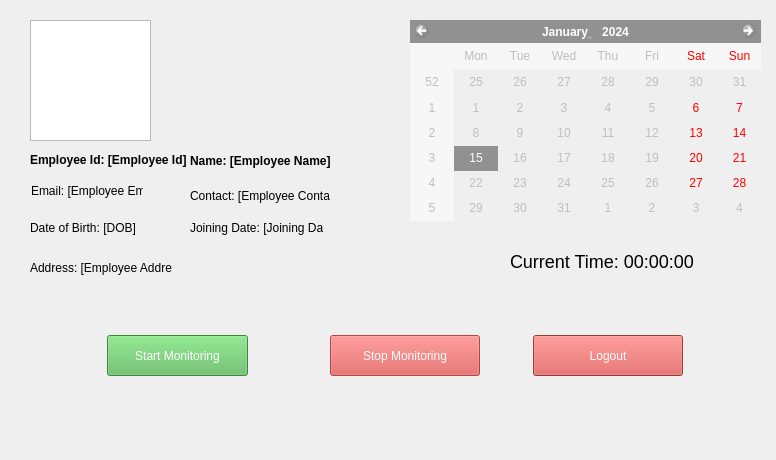
Old version of the form ui/main_window.ui in the repository pornessianparapio/act_app.
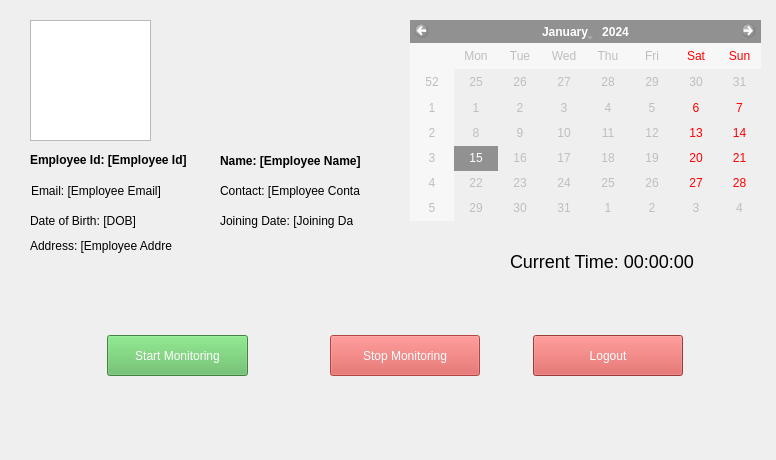
New version of the form.

```diff
--- a/ui/main_window.ui
+++ b/ui/main_window.ui
@@ -126,7 +126,7 @@
    <widget class="QLabel" name="name_label">
     <property name="geometry">
      <rect>
-      <x>190</x>
+      <x>220</x>
       <y>150</y>
       <width>171</width>
       <height>21</height>
@@ -169,7 +169,7 @@
      <rect>
       <x>31</x>
       <y>183</y>
-      <width>112</width>
+      <width>141</width>
       <height>16</height>
      </rect>
     </property>
@@ -180,8 +180,8 @@
    <widget class="QLabel" name="contact_label">
     <property name="geometry">
      <rect>
-      <x>190</x>
-      <y>185</y>
+      <x>220</x>
+      <y>180</y>
       <width>140</width>
       <height>21</height>
      </rect>
@@ -194,9 +194,9 @@
     <property name="geometry">
      <rect>
       <x>30</x>
-      <y>260</y>
+      <y>225</y>
       <width>142</width>
-      <height>16</height>
+      <height>41</height>
      </rect>
     </property>
     <property name="text">
@@ -206,10 +206,10 @@
    <widget class="QLabel" name="joining_date_label">
     <property name="geometry">
      <rect>
-      <x>190</x>
-      <y>220</y>
+      <x>220</x>
+      <y>205</y>
       <width>133</width>
-      <height>16</height>
+      <height>31</height>
      </rect>
     </property>
     <property name="text">
@@ -220,9 +220,9 @@
     <property name="geometry">
      <rect>
       <x>30</x>
-      <y>220</y>
+      <y>205</y>
       <width>141</width>
-      <height>16</height>
+      <height>31</height>
      </rect>
     </property>
     <property name="text">
```
